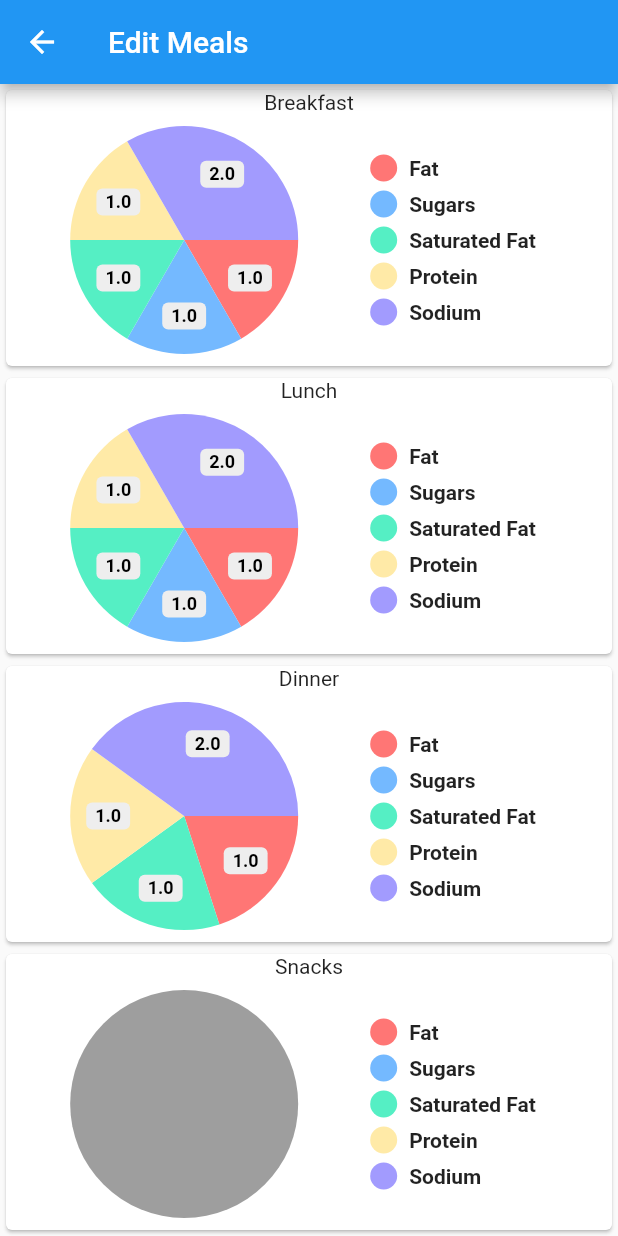
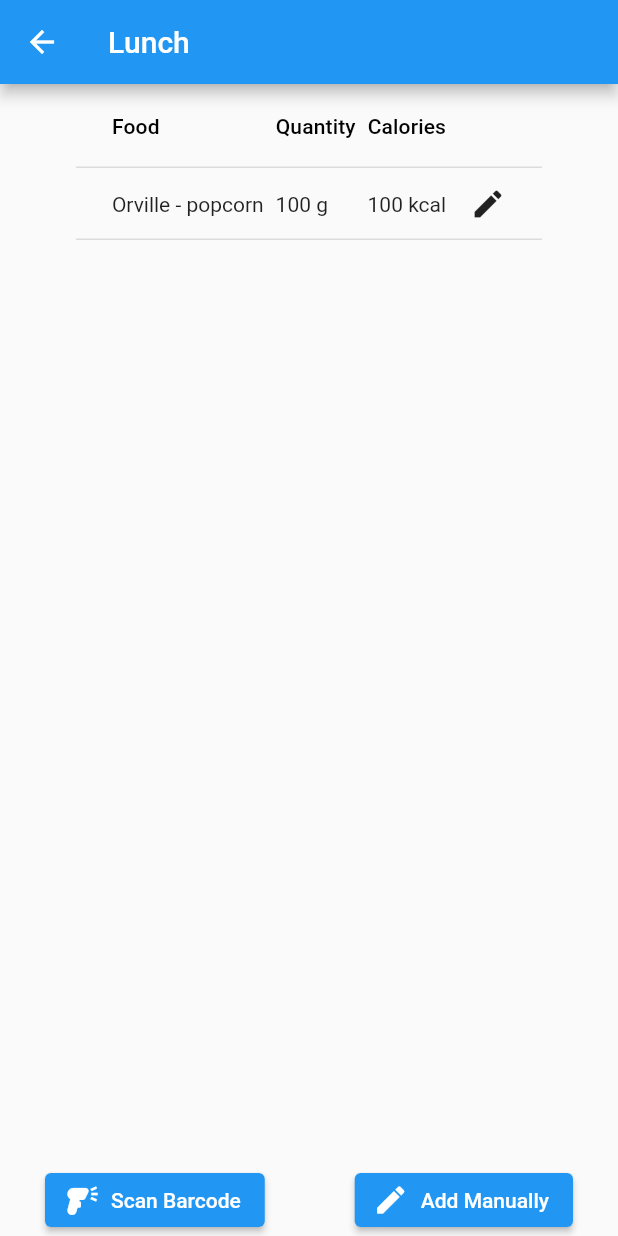
Before and after one commit to julianb393/Nood-Food, a Flutter app: the EditMeals screen opened directly, after a tap on "Lunch", on a phone screen of 412 x 824 dp. Run offline on Flutter 3.47's test engine with Material 2 defaults, Android fonts, the phone set to English and light mode, and no system bars; drawn by our look-alikes of pie_chart; our stand-ins replace easy_localization, flutter_animation_progress_bar; missing offline and left inert: flutter_barcode_scanner, units_converter, weekly_date_picker.

Commit message:
implemented meal and food editors

```diff
--- a/lib/model/food.dart
+++ b/lib/model/food.dart
@@ -1,57 +1,107 @@
 class Food {
   String brand;
   String name;
+  NutritionItem quantity;
   Nutrition nutrition;
 
-  Food({required this.brand, required this.name, required this.nutrition});
+  Food(
+      {required this.brand,
+      required this.name,
+      required this.quantity,
+      required this.nutrition});
 
   factory Food.fromJson(Map<String, dynamic> json) {
+    List<String> quantityAndUnit =
+        (json['product']['nutrition_data_per'] as String).split(r'\d*');
     return Food(
         brand: json['product']['brands'],
         name: json['product']['product_name'],
+        quantity: NutritionItem(
+          value: quantityAndUnit[0],
+          unit: quantityAndUnit[1],
+        ),
         nutrition: Nutrition.fromJson(json['product']['nutriments']));
   }
 }
 
 class Nutrition {
-  NutritionItem carbs;
-  NutritionItem energy;
-  NutritionItem fat;
-  NutritionItem proteins;
-  NutritionItem salt;
-  NutritionItem saturatedFat;
-  NutritionItem sodium;
-  NutritionItem sugars;
+  NutritionItem? carbs;
+  NutritionItem? energy;
+  NutritionItem? fat;
+  NutritionItem? proteins;
+  NutritionItem? salt;
+  NutritionItem? saturatedFat;
+  NutritionItem? sodium;
+  NutritionItem? sugars;
 
   Nutrition(
-      {required this.carbs,
-      required this.energy,
-      required this.fat,
-      required this.proteins,
-      required this.salt,
-      required this.saturatedFat,
-      required this.sodium,
-      required this.sugars});
+      {this.carbs,
+      this.energy,
+      this.fat,
+      this.proteins,
+      this.salt,
+      this.saturatedFat,
+      this.sodium,
+      this.sugars});
 
   factory Nutrition.fromJson(Map<String, dynamic> json) {
     return Nutrition(
-        carbs: NutritionItem(
-            value: json['carbohydrates'], unit: json['carbohydrates_unit']),
-        energy: NutritionItem(value: json['energy'], unit: json['energy_unit']),
-        fat: NutritionItem(value: json['fat'], unit: json['fat_unit']),
-        proteins:
-            NutritionItem(value: json['proteins'], unit: json['proteins_unit']),
-        salt: NutritionItem(value: json['salt'], unit: json['salt_unit']),
-        saturatedFat: NutritionItem(
-            value: json['saturated-fat'], unit: json['saturated-fat_unit']),
-        sodium: NutritionItem(value: json['sodium'], unit: json['sodium_unit']),
-        sugars:
-            NutritionItem(value: json['sugars'], unit: json['sugars_unit']));
+        carbs: json.containsKey('carbohydrates')
+            ? NutritionItem(
+                value: json['carbohydrates']!.toString(),
+                unit: json['carbohydrates_unit'])
+            : null,
+        energy: json.containsKey('energy')
+            ? NutritionItem(
+                value: json['energy']!.toString(),
+                unit: json['energy_unit'],
+              )
+            : null,
+        fat: json.containsKey('fat')
+            ? NutritionItem(
+                value: json['fat']!.toString(),
+                unit: json['fat_unit'],
+              )
+            : null,
+        proteins: json.containsKey('proteins')
+            ? NutritionItem(
+                value: json['proteins']!.toString(),
+                unit: json['proteins_unit'],
+              )
+            : null,
+        salt: json.containsKey('salt')
+            ? NutritionItem(
+                value: json['salt']!.toString(),
+                unit: json['salt_unit'],
+              )
+            : null,
+        saturatedFat: json.containsKey('saturated-fat')
+            ? NutritionItem(
+                value: json['saturated-fat']!.toString(),
+                unit: json['saturated-fat_unit'])
+            : null,
+        sodium: json.containsKey('sodium')
+            ? NutritionItem(
+                value: json['sodium']!.toString(),
+                unit: json['sodium_unit'],
+              )
+            : null,
+        sugars: json.containsKey('sugars')
+            ? NutritionItem(
+                value: json['sugars']!.toString(),
+                unit: json['sugars_unit'],
+              )
+            : null);
   }
 }
 
 class NutritionItem {
-  double value;
+  String value;
   String unit;
   NutritionItem({required this.value, required this.unit});
+
+  @override
+  String toString() {
+    return '$value $unit';
+  }
 }
--- a/lib/views/edit_meals.dart
+++ b/lib/views/edit_meals.dart
@@ -1,4 +1,5 @@
 import 'package:flutter/material.dart';
+import 'package:nood_food/views/meal_viewer.dart';
 import 'package:pie_chart/pie_chart.dart';
 
 class EditMeals extends StatelessWidget {
@@ -8,32 +9,40 @@ class EditMeals extends StatelessWidget {
   Widget build(BuildContext context) {
     Map<String, Map<String, double>> mealsToNutritions = {
       'Breakfast': {
+        'Carbohydrates': 1,
         "Fat": 1,
+        'Salt': 1,
         "Sugars": 1,
         "Saturated Fat": 1,
         "Protein": 1,
         "Sodium": 2,
       },
       'Lunch': {
+        'Carbohydrates': 1,
         "Fat": 1,
+        'Salt': 1,
         "Sugars": 1,
         "Saturated Fat": 1,
         "Protein": 1,
         "Sodium": 2,
       },
       'Dinner': {
+        'Carbohydrates': 1,
         "Fat": 1,
-        "Sugars": 0,
+        'Salt': 1,
+        "Sugars": 1,
         "Saturated Fat": 1,
         "Protein": 1,
         "Sodium": 2,
       },
       'Snacks': {
-        "Fat": 0,
-        "Sugars": 0,
-        "Saturated Fat": 0,
-        "Protein": 0,
-        "Sodium": 0,
+        'Carbohydrates': 1,
+        "Fat": 1,
+        'Salt': 1,
+        "Sugars": 1,
+        "Saturated Fat": 1,
+        "Protein": 1,
+        "Sodium": 2,
       }
     };
 
@@ -53,7 +62,10 @@ class EditMeals extends StatelessWidget {
                       kBottomNavigationBarHeight / 4),
               child: InkWell(
                 onTap: () {
-                  print('tapped');
+                  Navigator.push(
+                      context,
+                      MaterialPageRoute(
+                          builder: (context) => MealViewer(meal: meal)));
                 },
                 child: Card(
                   child: Column(
@@ -70,27 +82,5 @@ class EditMeals extends StatelessWidget {
         ],
       ),
     );
-    //   Text('Breakfast'),
-    //   Expanded(
-    //     child: breakfastDM.isEmpty
-    //         ? const SizedBox()
-    //         : PieChart(dataMap: breakfastDM),
-    //   ),
-    //   Text('Lunch'),
-    //   Expanded(
-    //       child: lunchDM.isEmpty
-    //           ? const SizedBox()
-    //           : PieChart(dataMap: lunchDM)),
-    //   Text('Dinner'),
-    //   Expanded(
-    //       child: dinnerDM.isEmpty
-    //           ? const SizedBox()
-    //           : PieChart(dataMap: dinnerDM)),
-    //   Text('Snacks'),
-    //   Expanded(
-    //       child: snacksDM.isEmpty
-    //           ? const SizedBox()
-    //           : PieChart(dataMap: snacksDM))
-    // ],
   }
 }
--- /dev/null
+++ b/lib/views/meal_viewer.dart
@@ -0,0 +1,96 @@
+import 'package:flutter/material.dart';
+import 'package:nood_food/model/food.dart';
+import 'package:nood_food/services/barcode_scanner.dart';
+import 'package:nood_food/views/food_editor/food_editor_dialog.dart';
+
+class MealViewer extends StatefulWidget {
+  final String meal;
+  const MealViewer({Key? key, required this.meal}) : super(key: key);
+
+  @override
+  _MealViewerState createState() => _MealViewerState();
+}
+
+class _MealViewerState extends State<MealViewer> {
+  List<Food> foods = [
+    Food(
+      name: 'popcorn',
+      brand: 'Orville',
+      quantity: NutritionItem(value: '100', unit: 'g'),
+      nutrition: Nutrition(
+        carbs: NutritionItem(value: '100', unit: 'g'),
+        energy: NutritionItem(value: '100', unit: 'kcal'),
+      ),
+    )
+  ];
+
+  @override
+  Widget build(BuildContext context) {
+    return Scaffold(
+      appBar: AppBar(
+        title: Text(widget.meal),
+      ),
+      body: Column(
+        mainAxisAlignment: MainAxisAlignment.spaceBetween,
+        children: [
+          DataTable(
+            showCheckboxColumn: false,
+            showBottomBorder: true,
+            columnSpacing: 8,
+            columns: const [
+              DataColumn(label: Text('Food')),
+              DataColumn(label: Text('Quantity')),
+              DataColumn(label: Text('Calories')),
+              DataColumn(label: Text(''))
+            ],
+            rows: foods
+                .map(
+                  (food) => DataRow(
+                    onSelectChanged: (bool? selected) {
+                      if (!selected!) {
+                        return;
+                      }
+
+                      showDialog(
+                          context: context,
+                          builder: (BuildContext dialogContext) {
+                            return FoodEditorDialog(food: food);
+                          });
+                    },
+                    cells: [
+                      DataCell(Text('${food.brand} - ${food.name}')),
+                      DataCell(Text(food.quantity.toString())),
+                      DataCell(Text(food.nutrition.energy.toString())),
+                      const DataCell(
+                        Padding(
+                          padding: EdgeInsets.only(left: 8.0),
+                          child: Icon(Icons.edit),
+                        ),
+                      ),
+                    ],
+                  ),
+                )
+                .toList(),
+          ),
+          Row(
+            crossAxisAlignment: CrossAxisAlignment.center,
+            mainAxisAlignment: MainAxisAlignment.spaceAround,
+            children: [
+              ElevatedButton.icon(
+                  onPressed: () async {
+                    scanBarcode()
+                        .then((value) => setState(() => foods.add(value!)));
+                  },
+                  icon: Icon(Icons.barcode_reader),
+                  label: Text('Scan Barcode')),
+              ElevatedButton.icon(
+                  onPressed: () {},
+                  icon: Icon(Icons.edit),
+                  label: Text('Add Manually')),
+            ],
+          ),
+        ],
+      ),
+    );
+  }
+}
--- a/pubspec.yaml
+++ b/pubspec.yaml
@@ -42,6 +42,7 @@ dependencies:
   flutter_animation_progress_bar: ^2.3.1
   pie_chart: ^5.3.2
   easy_localization: ^3.0.3
+  units_converter: ^2.1.1
 
 dev_dependencies:
   flutter_test:
```
Also changed, not shown: lib/services/barcode_scanner.dart (added, +24 -0 lines), lib/util/units.dart (added, +25 -0 lines), lib/views/food_editor/food_editor_dialog.dart (added, +91 -0 lines), lib/views/food_editor/food_nutrition_form_field.dart (added, +50 -0 lines), pubspec.lock.
